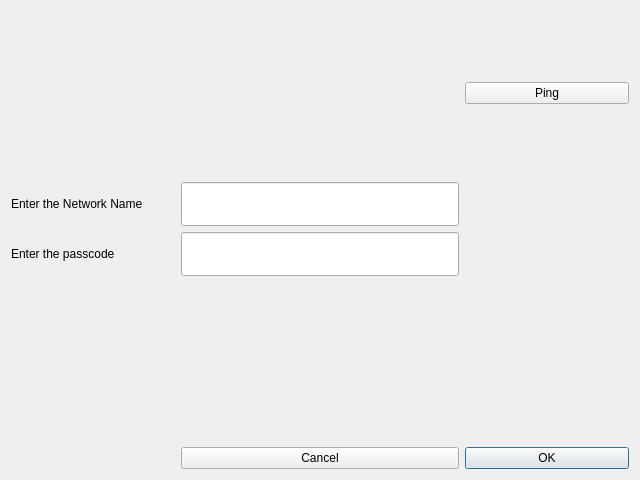
This is OtaWindow.ui in rmick/Combobulator as Qt 5 draws it before an edit. The edited form follows.
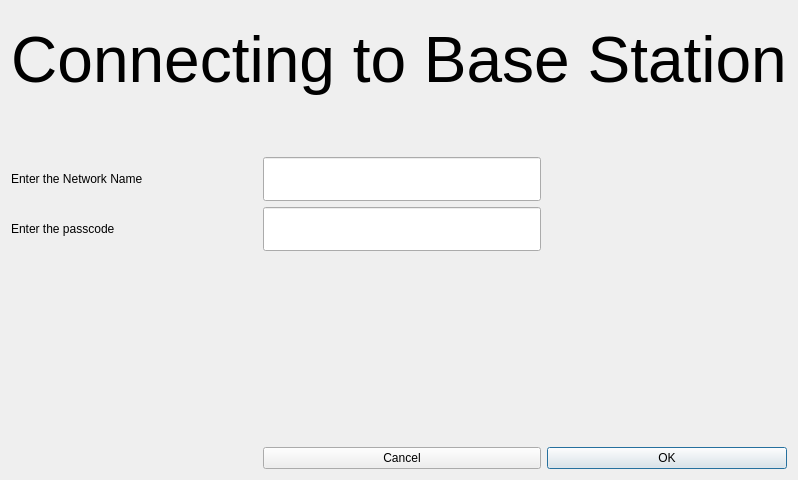
This is the edited form.

What changed in the file:
```diff
--- a/OtaWindow.ui
+++ b/OtaWindow.ui
@@ -17,8 +17,24 @@
    <string notr="true"/>
   </property>
   <layout class="QGridLayout" name="gridLayout">
-   <item row="6" column="0">
-    <spacer name="horizontalSpacer">
+   <item row="1" column="2">
+    <spacer name="verticalSpacer_2">
+     <property name="orientation">
+      <enum>Qt::Vertical</enum>
+     </property>
+     <property name="sizeType">
+      <enum>QSizePolicy::Minimum</enum>
+     </property>
+     <property name="sizeHint" stdset="0">
+      <size>
+       <width>20</width>
+       <height>40</height>
+      </size>
+     </property>
+    </spacer>
+   </item>
+   <item row="3" column="3">
+    <spacer name="horizontalSpacer_2">
      <property name="orientation">
       <enum>Qt::Horizontal</enum>
      </property>
@@ -30,7 +46,39 @@
      </property>
     </spacer>
    </item>
-   <item row="1" column="1">
+   <item row="3" column="0">
+    <widget class="QLabel" name="label_PSWD">
+     <property name="text">
+      <string>Enter the passcode</string>
+     </property>
+    </widget>
+   </item>
+   <item row="3" column="2">
+    <widget class="QLineEdit" name="lineEdit_password">
+     <property name="font">
+      <font>
+       <pointsize>24</pointsize>
+      </font>
+     </property>
+     <property name="echoMode">
+      <enum>QLineEdit::Password</enum>
+     </property>
+    </widget>
+   </item>
+   <item row="4" column="2">
+    <spacer name="verticalSpacer">
+     <property name="orientation">
+      <enum>Qt::Vertical</enum>
+     </property>
+     <property name="sizeHint" stdset="0">
+      <size>
+       <width>20</width>
+       <height>40</height>
+      </size>
+     </property>
+    </spacer>
+   </item>
+   <item row="2" column="2">
     <widget class="QLineEdit" name="lineEdit_ssidName">
      <property name="font">
       <font>
@@ -39,7 +87,14 @@
      </property>
     </widget>
    </item>
-   <item row="6" column="1">
+   <item row="2" column="0">
+    <widget class="QLabel" name="label_SSID">
+     <property name="text">
+      <string>Enter the Network Name</string>
+     </property>
+    </widget>
+   </item>
+   <item row="7" column="2">
     <widget class="QPushButton" name="btn_cancel">
      <property name="sizePolicy">
       <sizepolicy hsizetype="Preferred" vsizetype="Preferred">
@@ -55,34 +110,7 @@
      </property>
     </widget>
    </item>
-   <item row="2" column="0">
-    <widget class="QLabel" name="label_PSWD">
-     <property name="text">
-      <string>Enter the passcode</string>
-     </property>
-    </widget>
-   </item>
-   <item row="1" column="0">
-    <widget class="QLabel" name="label_SSID">
-     <property name="text">
-      <string>Enter the Network Name</string>
-     </property>
-    </widget>
-   </item>
-   <item row="3" column="1">
-    <spacer name="verticalSpacer">
-     <property name="orientation">
-      <enum>Qt::Vertical</enum>
-     </property>
-     <property name="sizeHint" stdset="0">
-      <size>
-       <width>20</width>
-       <height>40</height>
-      </size>
-     </property>
-    </spacer>
-   </item>
-   <item row="6" column="2">
+   <item row="7" column="3">
     <widget class="QPushButton" name="btn_Ok">
      <property name="sizePolicy">
       <sizepolicy hsizetype="Preferred" vsizetype="Preferred">
@@ -98,21 +126,8 @@
      </property>
     </widget>
    </item>
-   <item row="0" column="1">
-    <spacer name="verticalSpacer_2">
-     <property name="orientation">
-      <enum>Qt::Vertical</enum>
-     </property>
-     <property name="sizeHint" stdset="0">
-      <size>
-       <width>20</width>
-       <height>40</height>
-      </size>
-     </property>
-    </spacer>
-   </item>
-   <item row="2" column="2">
-    <spacer name="horizontalSpacer_2">
+   <item row="7" column="0">
+    <spacer name="horizontalSpacer">
      <property name="orientation">
       <enum>Qt::Horizontal</enum>
      </property>
@@ -124,22 +139,26 @@
      </property>
     </spacer>
    </item>
-   <item row="2" column="1">
-    <widget class="QLineEdit" name="lineEdit_password">
+   <item row="0" column="0" colspan="4">
+    <widget class="QLabel" name="label_Connecting">
+     <property name="minimumSize">
+      <size>
+       <width>0</width>
+       <height>100</height>
+      </size>
+     </property>
      <property name="font">
       <font>
-       <pointsize>24</pointsize>
+       <pointsize>40</pointsize>
+       <weight>50</weight>
+       <bold>false</bold>
       </font>
      </property>
-     <property name="echoMode">
-      <enum>QLineEdit::Password</enum>
-     </property>
-    </widget>
-   </item>
-   <item row="0" column="2">
-    <widget class="QPushButton" name="btn_Ping">
      <property name="text">
-      <string>Ping</string>
+      <string>&lt;html&gt;&lt;head/&gt;&lt;body&gt;&lt;p&gt;&lt;span style=&quot; font-size:48pt;&quot;&gt;Connecting to Base Station&lt;/span&gt;&lt;/p&gt;&lt;/body&gt;&lt;/html&gt;</string>
+     </property>
+     <property name="alignment">
+      <set>Qt::AlignCenter</set>
      </property>
     </widget>
    </item>
```
